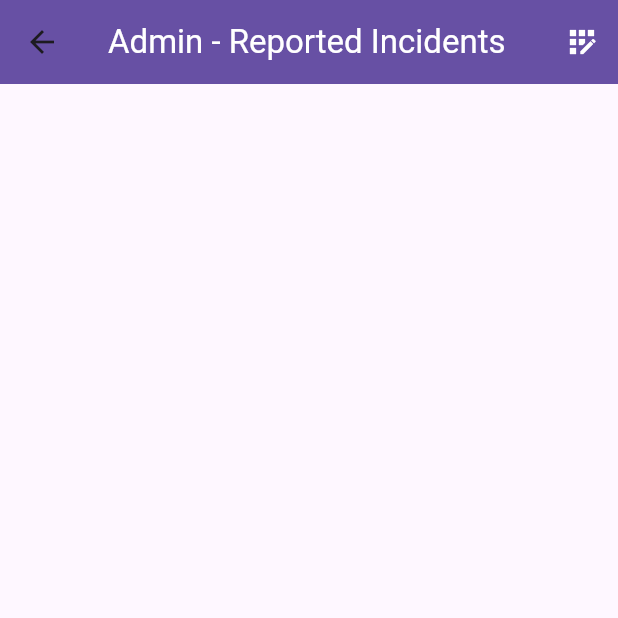
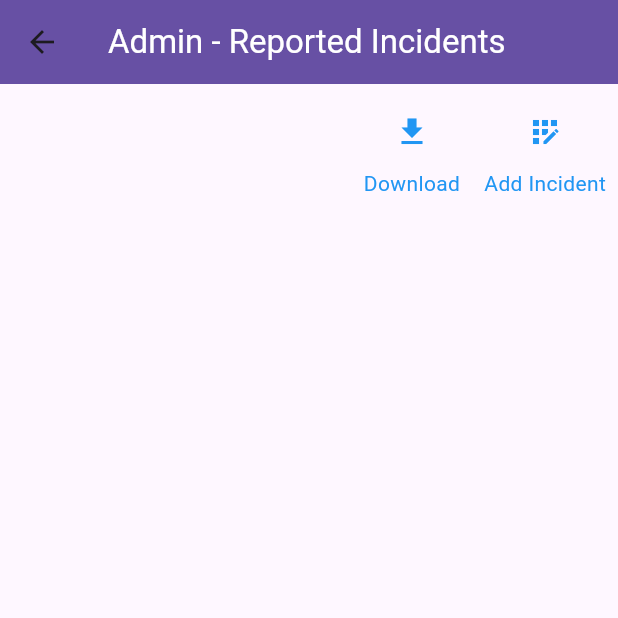
Before and after one commit to SadeeshaPerera/shopping_mall_application, a Flutter app: the AdminIncidentListPage screen opened directly, on a phone screen of 412 x 824 dp, the top half of it. Run offline on Flutter 3.47's test engine with Material 3 defaults, Android fonts, the light colour scheme and no system bars; our stand-ins replace carousel_slider, cloud_firestore, firebase_auth, firebase_core, pdf, printing; missing offline and left inert: firebase_ui_auth, firebase_ui_oauth_google; accounts and stored records are empty.

Commit message:
feat: Implement report generation for all incidents for admin

```diff
--- a/lib/page/admin/admin_incident_list_page.dart
+++ b/lib/page/admin/admin_incident_list_page.dart
@@ -1,5 +1,9 @@
 import 'package:cloud_firestore/cloud_firestore.dart';
 import 'package:flutter/material.dart';
+import 'package:pdf/pdf.dart';
+import 'package:pdf/widgets.dart' as pw;
+import 'package:printing/printing.dart';
+
 import '../../models/incident.dart';
 import '../../page/addincident.dart';
 import '../../page/editincident.dart';
@@ -23,12 +27,30 @@ class _AdminIncidentListPage extends State<AdminIncidentListPage> {
         title: const Text("Admin - Reported Incidents",
             style: TextStyle(color: Colors.white)),
         backgroundColor: Theme.of(context).primaryColor,
-        actions: <Widget>[
+      ),
+      body: Column(
+        children: [
+          Padding(
+            padding: const EdgeInsets.all(8.0),
+            child: Row(
+              mainAxisAlignment: MainAxisAlignment.end,
+              children: [
+                Column(
+                  children: [
                     IconButton(
-            icon: Icon(
-              Icons.app_registration,
-              color: Colors.white,
+                      icon: Icon(Icons.download, color: Colors.blue),
+                      onPressed: () async {
+                        await _generateAndDownloadAllIncidentsPDF();
+                      },
                     ),
+                    Text('Download', style: TextStyle(color: Colors.blue)),
+                  ],
+                ),
+                SizedBox(width: 16), // Add some space between the buttons
+                Column(
+                  children: [
+                    IconButton(
+                      icon: Icon(Icons.app_registration, color: Colors.blue),
                       onPressed: () {
                         Navigator.pushAndRemoveUntil<dynamic>(
                           context,
@@ -38,10 +60,15 @@ class _AdminIncidentListPage extends State<AdminIncidentListPage> {
                           (route) => false, // Disable back feature
                         );
                       },
-          )
+                    ),
+                    Text('Add Incident', style: TextStyle(color: Colors.blue)),
                   ],
                 ),
-      body: LayoutBuilder(
+              ],
+            ),
+          ),
+          Expanded(
+            child: LayoutBuilder(
               builder: (context, constraints) {
                 if (constraints.maxWidth > 600) {
                   // Web layout
@@ -51,6 +78,9 @@ class _AdminIncidentListPage extends State<AdminIncidentListPage> {
                   return buildMobileLayout();
                 }
               },
+            ),
+          ),
+        ],
       ),
     );
   }
@@ -191,4 +221,48 @@ class _AdminIncidentListPage extends State<AdminIncidentListPage> {
       ),
     );
   }
+
+  Future<void> _generateAndDownloadAllIncidentsPDF() async {
+    final pdf = pw.Document();
+    final incidents = await FirebaseCrud.readIncident().first;
+
+    pdf.addPage(
+      pw.Page(
+        build: (pw.Context context) {
+          return pw.Column(
+            crossAxisAlignment: pw.CrossAxisAlignment.start,
+            children: incidents.docs.map((e) {
+              return pw.Container(
+                margin: const pw.EdgeInsets.only(bottom: 20),
+                child: pw.Column(
+                  crossAxisAlignment: pw.CrossAxisAlignment.start,
+                  children: [
+                    pw.Text(e["name"] ?? 'No Name',
+                        style: pw.TextStyle(fontSize: 24)),
+                    pw.SizedBox(height: 10),
+                    pw.Text(
+                        "Description: ${e['description'] ?? 'No Description'}",
+                        style: pw.TextStyle(fontSize: 18)),
+                    pw.Text("Date: ${e['date'] ?? 'No Date'}",
+                        style: pw.TextStyle(fontSize: 18)),
+                    pw.Text("Location: ${e['location'] ?? 'No Location'}",
+                        style: pw.TextStyle(fontSize: 18)),
+                    pw.Text(
+                        "Contact Number: ${e['contactNumber'] ?? 'No Contact Number'}",
+                        style: pw.TextStyle(fontSize: 18)),
+                    pw.Text("Status: ${e['status'] ?? 'No Status'}",
+                        style: pw.TextStyle(fontSize: 18)),
+                    pw.Divider(),
+                  ],
+                ),
+              );
+            }).toList(),
+          );
+        },
+      ),
+    );
+
+    final pdfBytes = await pdf.save();
+    await Printing.sharePdf(bytes: pdfBytes, filename: 'All_Incidents.pdf');
   }
+}
```
Lines whose indentation alone changed are shown as unchanged.
